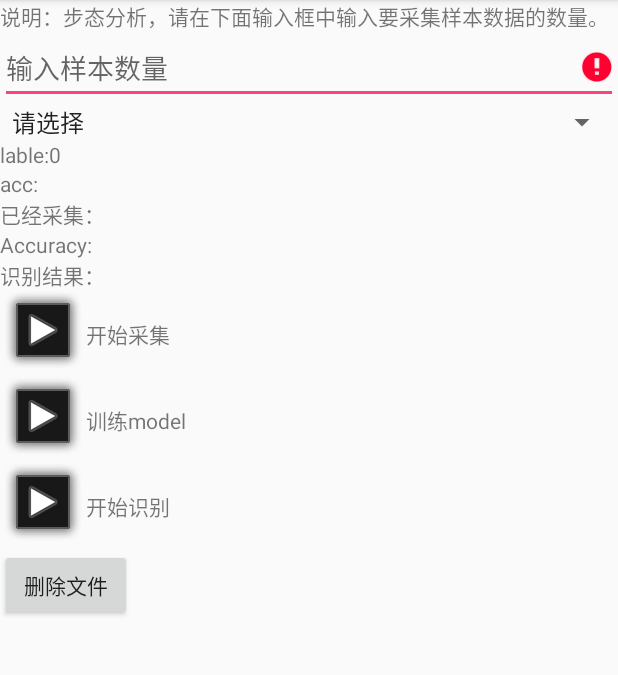
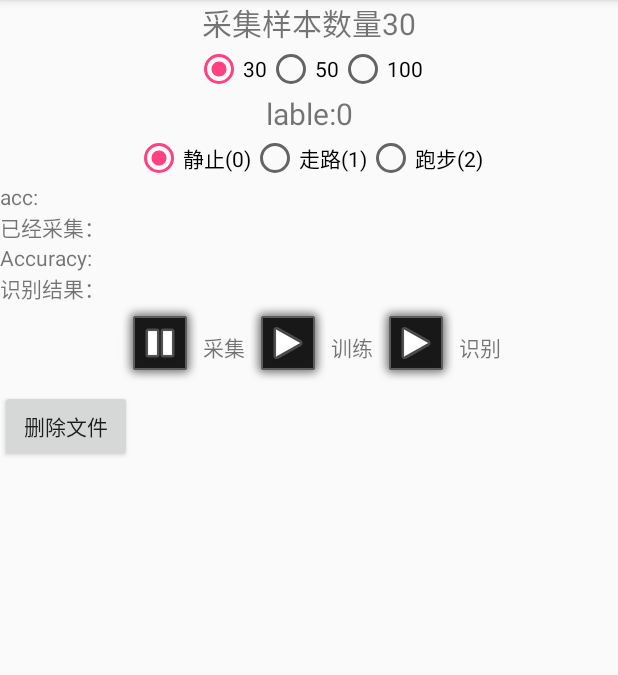
Before and after one commit to BruceAnda/SVMPrjo, an Android app: the screen it shows after launch (MainActivity), after a tap on an icon or button, on a phone screen of 412 x 824 dp, the part 84-759 px from its top. Run offline under Robolectric (Android 15) with nearby library versions, the phone set to English and light mode, and no system bars; network calls fail; 2 other taps on this screen came first.

Commit message:
基本完成

```diff
--- a/app/src/main/java/cn/zhaoliang5156/svmprjo/MainActivity.kt
+++ b/app/src/main/java/cn/zhaoliang5156/svmprjo/MainActivity.kt
@@ -7,48 +7,33 @@ import android.hardware.SensorEventListener
 import android.hardware.SensorManager
 import android.support.v7.app.AppCompatActivity
 import android.os.Bundle
-import android.text.TextUtils
-import android.util.Log
-import android.view.View
-import android.widget.AdapterView
 import cn.zhaoliang5156.svmprjo.svm.svm_predict
 import cn.zhaoliang5156.svmprjo.svm.svm_scale
 import cn.zhaoliang5156.svmprjo.svm.svm_train
-import cn.zhaoliang5156.svmprjo.util.Features
 import cn.zhaoliang5156.svmprjo.util.Util
 import kotlinx.android.synthetic.main.activity_main.*
-import libsvm.svm
-import libsvm.svm_model
-import libsvm.svm_node
 import org.jetbrains.anko.doAsync
 import org.jetbrains.anko.toast
 import java.io.*
 
+/**
+ * 步态分析
+ */
 class MainActivity : AppCompatActivity() {
 
     lateinit var mSensorManager: SensorManager      // 传感器管理类
     lateinit var mAccSensor: Sensor             // 传感器
     var mHz = (1000.0 * 1000.0 / 32).toInt()        // 拿数据的时间
 
-    val lableListener: AdapterView.OnItemSelectedListener = object : AdapterView.OnItemSelectedListener {
-        override fun onNothingSelected(p0: AdapterView<*>?) {
-            // TODO("not implemented") //To change body of created functions use File | Settings | File Templates.
-        }
-
-        override fun onItemSelected(p0: AdapterView<*>?, p1: View?, p2: Int, p3: Long) {
-            lable = p2
-            tv_lable.text = "lable:${p2}"
-        }
-
-    }
-
     var lable = 0       // 要写入文件的lable标记
     var trainNum = 0        // 采集样本数量
     var currentCollectionTrainNum = 0   // 当前采集样本数据
-    var isStartCollection = true    // 是否开始采集的标记
+    var isStartCollection = false    // 是否开始采集的标记
+    var isStartUnderStand: Boolean = false
+    var lables = arrayOf("静止", "走路", "跑步")
 
     // 采集的加速度监听器类
-    val collectionSersorListener: SensorEventListener = object : SensorEventListener {
+    val sensorListener: SensorEventListener = object : SensorEventListener {
 
         var accArr = DoubleArray(128)
         var currentIndex = 0
@@ -61,9 +46,10 @@ class MainActivity : AppCompatActivity() {
             tv_acc.text = "acc:${sqrt}"
             // 当不够128个数据的时候继续收集数据，够128个数据的时候写入文件
             if (currentIndex >= 128) {
-                val dataToFeatures = Util.dataToFeatures(accArr, mHz)
-                writeToFile(dataToFeatures)
+                val features = Util.dataToFeatures(accArr, mHz)
 
+                if (isStartCollection) {  // 如果是开始收集数据走到这里，就存起来
+                    Util.writeToFile("${filesDir}/train", lable, features)
                     currentCollectionTrainNum++
                     tv_collection_num.text = currentCollectionTrainNum.toString()
                     currentIndex = 0
@@ -74,114 +60,61 @@ class MainActivity : AppCompatActivity() {
                         currentIndex = 0
                         tv_collection_num.text = currentCollectionTrainNum.toString()
                     }
+                } else {     // 否则则是识别
+                    val code = Util.predictUnScaleData(features)
+                    tv_result.text = "识别结果:${lables[code.toInt()]}"
+                    currentIndex = 0
+                }
+
             } else {
                 accArr[currentIndex++] = sqrt
             }
         }
 
-        /**
-         * 把数据写入到文件
-         */
-        private fun writeToFile(dataToFeatures: Array<out String>) {
-            var sb = StringBuilder()
-            sb.append(lable)
-            for (item in dataToFeatures) {
-                sb.append(" ${item}")
+        override fun onAccuracyChanged(sensor: Sensor, accuracy: Int) {}
     }
-            sb.append("\n")
-            trainFile.writeBytes(sb.toString())
-        }
-
-        override fun onAccuracyChanged(sensor: Sensor, accuracy: Int) {
-
-        }
-    }
-
-    var isStartUnderStand: Boolean = true
-    var underStandSensorListener = object : SensorEventListener {
-
-        var accArr = DoubleArray(128)
-        var currentIndex = 0
-
-        override fun onAccuracyChanged(p0: Sensor?, p1: Int) {
-            //TODO("not implemented") //To change body of created functions use File | Settings | File Templates.
-        }
-
-        override fun onSensorChanged(p0: SensorEvent) {
-            var x = p0.values[0]
-            var y = p0.values[1]
-            var z = p0.values[2]
-            val sqrt = Math.sqrt((x * x + y * y + z * z).toDouble())
-            tv_acc.text = sqrt.toString()
-            // 当够128个数据的时候开始识别，不够继续往double数组里写数据
-            if (currentIndex >= 128) {
-                val features = Util.dataToFeatures(accArr, mHz)
-                val code = predictUnScaleData(features)
-                tv_result.text = "识别结果:${lables[code.toInt()]}"
-                currentIndex = 0
-            } else {
-                accArr[currentIndex++] = sqrt
-            }
-        }
-
-        private fun predictUnScaleData(features: Array<out String>): Double {
-            var px = arrayOfNulls<svm_node>(mFeatureCount)
-            var p: svm_node
-            for (i in 0..mFeatureCount - 1) {
-                val tempNode = features[i].split(":")
-                p = svm_node()
-                p.index = tempNode[0].toInt()
-                p.value = Features.zeroOneLibSvm(mScaleLower, mScaleUpper, tempNode[1].toDouble(), mFeatures[i][0], mFeatures[i][1])
-                px[i] = p
-                Log.i(javaClass.simpleName, "${i}mScaleLower:${mScaleLower}=====mScaleUpper:${mScaleUpper}=====tempNode0:${tempNode[0].toInt()}=====tempNode1:${tempNode[1].toDouble()}=====mFeatures0:${mFeatures[i][0]}=====mFeatures1:${mFeatures[i][1]}")
-            }
-            val code = svm.svm_predict(svm_load_model, px)
-            return code
-        }
-    }
-
-    var trainFileName = "train"
-    var scaleFileName = "scale"
-    var rangeFileName = "range"
-    var modelFileName = "model"
-    var predictFileName = "predict"
-    var accuracyFileName = "accuracy"
-
-    lateinit var trainFile: RandomAccessFile
-    lateinit var lables: Array<String>
 
     override fun onCreate(savedInstanceState: Bundle?) {
         super.onCreate(savedInstanceState)
         setContentView(R.layout.activity_main)
 
-        lables = resources.getStringArray(R.array.Lable)
+        // 选择采集样本数量
+        rg_train_num.setOnCheckedChangeListener { radioGroup, i ->
+            when (i) {
+                R.id.rb_train_num_one -> trainNum = 30
+                R.id.rb_train_num_two -> trainNum = 50
+                R.id.rb_train_num_three -> trainNum = 100
+            }
+            tv_train_num.text = "采集样本数量${trainNum}"
+        }
+        rg_train_num.check(R.id.rb_train_num_one)   // 设置默认选中30
 
-        trainFile = RandomAccessFile("${filesDir}/${trainFileName}", "rwd")
+        // 选中标记lable
+        rg_lable.setOnCheckedChangeListener { radioGroup, i ->
+            when (i) {
+                R.id.rb_lable_one -> lable = 0
+                R.id.rb_lable_two -> lable = 1
+                R.id.rb_lable_three -> lable = 2
+            }
+            tv_lable.text = "lable:${lable}"
+        }
+        rg_lable.check(R.id.rb_lable_one)
 
         mSensorManager = getSystemService(Context.SENSOR_SERVICE) as SensorManager // 获取传感器管理类
         mAccSensor = mSensorManager.getDefaultSensor(Sensor.TYPE_ACCELEROMETER)     // 获取加速度传感器
 
-        sp_lable.onItemSelectedListener = lableListener // 给lable设置监听器
-
         btn_collection.setOnClickListener {
-            // 判读是否输入采集数量，如果输入就按数量进行采集，如果没有就提示输入
-            val toString = et_train_num.text.toString()
-            if (TextUtils.isEmpty(toString)) {
-                et_train_num.setError("请输入采集数量")
-            } else {
-                trainNum = toString.toInt()
             collection(isStartCollection)
-            }
         }
 
         // 开始训练按钮点击调用
         btn_train.setOnClickListener {
             doAsync {
-                createScaleFile(arrayOf("-l", "0", "-u", "1", "-s", "${filesDir}/${rangeFileName}", "${filesDir}/${trainFileName}"))
-                createModelFile(arrayOf("-s", "0", "-c", "128.0", "-t", "2", "-g", "8.0", "-e", "0.1", "${filesDir}/${scaleFileName}", "${filesDir}/${modelFileName}"))
-                createPredictFile(arrayOf("${filesDir}/${scaleFileName}", "${filesDir}/${modelFileName}", "${filesDir}/${predictFileName}"))
+                createScaleFile(arrayOf("-l", "0", "-u", "1", "-s", "${filesDir}/range", "${filesDir}/train"))
+                createModelFile(arrayOf("-s", "0", "-c", "128.0", "-t", "2", "-g", "8.0", "-e", "0.1", "${filesDir}/scale", "${filesDir}/model"))
+                createPredictFile(arrayOf("${filesDir}/scale", "${filesDir}/model", "${filesDir}/predict"))
                 runOnUiThread {
-                    var reader: BufferedReader = BufferedReader(InputStreamReader(FileInputStream("${filesDir}/${accuracyFileName}")))
+                    var reader: BufferedReader = BufferedReader(InputStreamReader(FileInputStream("${filesDir}/accuracy")))
                     val line = reader.readLine()
                     tv_accuracy.text = line
                 }
@@ -212,7 +145,7 @@ class MainActivity : AppCompatActivity() {
      */
     fun createScaleFile(args: Array<String>) {
         val out = System.out
-        var outScaleFile = PrintStream("${filesDir}/${scaleFileName}")
+        var outScaleFile = PrintStream("${filesDir}/scale")
         System.setOut(outScaleFile)
         svm_scale.main(args)
         System.setOut(out)
@@ -230,7 +163,7 @@ class MainActivity : AppCompatActivity() {
      */
     fun createPredictFile(args: Array<String>) {
         val out = System.out
-        var outAccuracy = PrintStream("${filesDir}/${accuracyFileName}")
+        var outAccuracy = PrintStream("${filesDir}/accuracy")
         System.setOut(outAccuracy)
         svm_predict.main(args)
         System.setOut(out)
@@ -240,56 +173,26 @@ class MainActivity : AppCompatActivity() {
      * 采集数据
      */
     private fun collection(b: Boolean) {
-        if (b) { // 开始采集
-            trainFile.seek(trainFile.length())
-            mSensorManager.registerListener(collectionSersorListener, mAccSensor, mHz)
+        if (!b) { // 开始采集
+            mSensorManager.registerListener(sensorListener, mAccSensor, mHz)
             btn_collection.setImageResource(android.R.drawable.ic_media_pause)
         } else { // 停止采集
-            mSensorManager.unregisterListener(collectionSersorListener)
+            mSensorManager.unregisterListener(sensorListener)
             btn_collection.setImageResource(android.R.drawable.ic_media_play)
         }
         isStartCollection = !isStartCollection
     }
 
-    lateinit var mFeatures: Array<DoubleArray>
-    var mScaleLower: Double = 0.0
-    var mScaleUpper: Double = 0.0
-    var mFeatureCount = 0
-    lateinit var svm_load_model: svm_model
     /**
      * 识别结果
      */
     private fun understand(b: Boolean) {
-        if (b) { // 开始识别
-            // 1. 读range文件
-            val bufferedReader = BufferedReader(InputStreamReader(FileInputStream("${filesDir}/${rangeFileName}")))
-            var feature = bufferedReader.readLine()
-            val range = ArrayList<String>()
-            while (feature != null) {
-                range.add(feature)
-                feature = bufferedReader.readLine()
-            }
-            mFeatureCount = range.size - 2
-            mFeatures = Array(mFeatureCount) { kotlin.DoubleArray(2) }
-            var lowerAndUpper = range[1]
-            val split = lowerAndUpper.split(" ")
-            mScaleLower = split[0].toDouble()
-            mScaleUpper = split[1].toDouble()
-            for (i in 0..mFeatureCount - 1) {
-                val featuresLowerAndUpper = range[i + 2].split(" ")
-                mFeatures[i][0] = featuresLowerAndUpper[1].toDouble()
-                mFeatures[i][1] = featuresLowerAndUpper[2].toDouble()
-            }
-            /*for (i in 0..mFeatureCount - 1) {
-                Log.i(javaClass.simpleName, "mScaleLower:${mScaleLower}=====mScaleUpper:${mScaleUpper}=====mFeatures0:${mFeatures[i][0]}=====mFeatures1:${mFeatures[i][1]}")
-            }*/
-            // 2. 加载model文件
-            svm_load_model = svm.svm_load_model("${filesDir}/${modelFileName}")
-
-            mSensorManager.registerListener(underStandSensorListener, mAccSensor, mHz)
+        if (!b) { // 开始识别
+            Util.loadFile("${filesDir}/range", "${filesDir}/model")
+            mSensorManager.registerListener(sensorListener, mAccSensor, mHz)
             btn_understand.setImageResource(android.R.drawable.ic_media_pause)
         } else { // 停止识别
-            mSensorManager.unregisterListener(underStandSensorListener)
+            mSensorManager.unregisterListener(sensorListener)
             btn_understand.setImageResource(android.R.drawable.ic_media_play)
         }
         isStartUnderStand = !isStartUnderStand
--- /dev/null
+++ b/app/src/main/java/cn/zhaoliang5156/svmprjo/util/Util.kt
@@ -0,0 +1,177 @@
+package cn.zhaoliang5156.svmprjo.util
+
+import android.util.Log
+import libsvm.svm
+import libsvm.svm_model
+import libsvm.svm_node
+import java.io.*
+import java.util.ArrayList
+
+/**
+ * Created by zhaoliang on 16/10/16.
+ */
+
+object Util {
+
+    /**
+     * 特征lable
+     */
+    private val FUN_1_MINIMUM_LABLE = 1
+    private val FUN_2_MAXIMUM_LABLE = 2
+    private val FUN_3_MEANCROSSINGSRATE_LABLE = 3
+    private val FUN_4_STANDARDDEVIATION_LABLE = 4
+    private val FUN_5_SPP_LABLE = 5
+    private val FUN_6_ENERGY_LABLE = 6
+    private val FUN_7_ENTROPY_LABLE = 7
+    private val FUN_8_CENTROID_LABLE = 8
+    private val FUN_9_MEAN_LABLE = 9
+    private val FUN_10_RMS_LABLE = 10
+    private val FUN_11_SMA_LABLE = 11
+    private val FUN_12_IQR_LABLE = 12
+    private val FUN_13_MAD_LABLE = 13
+    private val FUN_14_TENERGY_LABLE = 14
+    private val FUN_15_FDEV_LABLE = 15
+    private val FUN_16_FMEAN_LABLE = 16
+    private val FUN_17_SKEW_LABLE = 17
+    private val FUN_18_KURT_LABLE = 18
+    private val FUN_19_MEDIAN_LABLE = 19
+
+
+    /**
+     * 把double数组转换成特征字符串数组
+
+     * @param doubleArr 数据
+     * *
+     * @param sinter    采样间隔(毫秒数)
+     * *
+     * @return
+     */
+    fun dataToFeatures(doubleArr: DoubleArray, sinter: Int): Array<String?> {
+        val featuresList = ArrayList<String>()
+        val fft = Features.fft(doubleArr.clone())
+        featuresList.add(FUN_1_MINIMUM_LABLE.toString() + ":" + Features.minimum(doubleArr.clone()))
+        featuresList.add(FUN_2_MAXIMUM_LABLE.toString() + ":" + Features.maximum(doubleArr.clone()))
+        featuresList.add(FUN_3_MEANCROSSINGSRATE_LABLE.toString() + ":" + Features.meanCrossingsRate(doubleArr.clone()))
+        featuresList.add(FUN_4_STANDARDDEVIATION_LABLE.toString() + ":" + Features.standardDeviation(doubleArr.clone()))
+        featuresList.add(FUN_5_SPP_LABLE.toString() + ":" + Features.spp(fft.clone()))
+        featuresList.add(FUN_6_ENERGY_LABLE.toString() + ":" + Features.energy(fft.clone()))
+        featuresList.add(FUN_7_ENTROPY_LABLE.toString() + ":" + Features.entropy(fft.clone()))
+        featuresList.add(FUN_8_CENTROID_LABLE.toString() + ":" + Features.centroid(fft.clone()))
+        featuresList.add(FUN_9_MEAN_LABLE.toString() + ":" + Features.mean(doubleArr.clone()))
+        featuresList.add(FUN_10_RMS_LABLE.toString() + ":" + Features.rms(doubleArr.clone()))
+        featuresList.add(FUN_11_SMA_LABLE.toString() + ":" + Features.sma(doubleArr.clone(), sinter / 1000.0))
+        featuresList.add(FUN_12_IQR_LABLE.toString() + ":" + Features.iqr(doubleArr.clone()))
+        featuresList.add(FUN_13_MAD_LABLE.toString() + ":" + Features.mad(doubleArr.clone()))
+        featuresList.add(FUN_14_TENERGY_LABLE.toString() + ":" + Features.tenergy(doubleArr.clone()))
+        featuresList.add(FUN_15_FDEV_LABLE.toString() + ":" + Features.fdev(fft.clone()))
+        featuresList.add(FUN_16_FMEAN_LABLE.toString() + ":" + Features.fmean(fft.clone()))
+        featuresList.add(FUN_17_SKEW_LABLE.toString() + ":" + Features.skew(fft.clone()))
+        featuresList.add(FUN_18_KURT_LABLE.toString() + ":" + Features.kurt(fft.clone()))
+        featuresList.add(FUN_19_MEDIAN_LABLE.toString() + ":" + Features.median(doubleArr.clone()))
+        return listToString(featuresList)
+    }
+
+    private fun listToString(featuresList: List<String>): Array<String?> {
+        val strings = arrayOfNulls<String>(featuresList.size)
+        for (i in featuresList.indices) {
+            strings[i] = featuresList[i]
+        }
+        return strings
+    }
+
+    /**
+     * 把数据写入到文件
+     * @param path
+     * *
+     * @param lable
+     * *
+     * @param features
+     */
+    fun writeToFile(path: String, lable: Int, features: Array<String?>) {
+        var bufferedWriter: BufferedWriter? = null
+        try {
+            bufferedWriter = BufferedWriter(OutputStreamWriter(FileOutputStream(path, true)))
+            val stringBuilder = StringBuilder()
+            stringBuilder.append(lable)
+            for (feature in features) {
+                stringBuilder.append(" " + feature)
+            }
+            stringBuilder.append("\n")
+            bufferedWriter.write(stringBuilder.toString())
+        } catch (e: FileNotFoundException) {
+            e.printStackTrace()
+        } catch (e: IOException) {
+            e.printStackTrace()
+        } finally {
+            try {
+                bufferedWriter!!.close()
+            } catch (e: IOException) {
+                e.printStackTrace()
+            }
+
+        }
+    }
+
+    lateinit var mFeatures: Array<DoubleArray>
+    var mScaleLower: Double = 0.0
+    var mScaleUpper: Double = 0.0
+    var mFeatureCount = 0
+    lateinit var svm_load_model: svm_model
+
+    /**
+     * 读入range文件
+     */
+    fun readRange(path: String) {
+        val bufferedReader = BufferedReader(InputStreamReader(FileInputStream(path)))
+        var feature = bufferedReader.readLine()
+        val range = ArrayList<String>()
+        while (feature != null) {
+            range.add(feature)
+            feature = bufferedReader.readLine()
+        }
+        mFeatureCount = range.size - 2
+        mFeatures = Array(mFeatureCount) { kotlin.DoubleArray(2) }
+        var lowerAndUpper = range[1]
+        val split = lowerAndUpper.split(" ")
+        mScaleLower = split[0].toDouble()
+        mScaleUpper = split[1].toDouble()
+        for (i in 0..mFeatureCount - 1) {
+            val featuresLowerAndUpper = range[i + 2].split(" ")
+            mFeatures[i][0] = featuresLowerAndUpper[1].toDouble()
+            mFeatures[i][1] = featuresLowerAndUpper[2].toDouble()
+        }
+    }
+
+    /**
+     * 加载model文件
+     */
+    fun loadModel(path: String) {
+        svm_load_model = svm.svm_load_model(path)
+    }
+
+    /**
+     * 加载文件
+     */
+    fun loadFile(rangeFile: String, modelFile: String) {
+        readRange(rangeFile)
+        loadModel(modelFile)
+    }
+
+    /**
+     * 预测没有归一化的文件
+     */
+    fun predictUnScaleData(features: Array<String?>): Double {
+        var px = arrayOfNulls<svm_node>(mFeatureCount)
+        var p: svm_node
+        for (i in 0..mFeatureCount - 1) {
+            val tempNode = features[i]?.split(":")
+            p = svm_node()
+            p.index = tempNode!![0].toInt()
+            p.value = Features.zeroOneLibSvm(mScaleLower, mScaleUpper, tempNode[1].toDouble(), mFeatures[i][0], mFeatures[i][1])
+            px[i] = p
+            Log.i(javaClass.simpleName, "${i}mScaleLower:${mScaleLower}=====mScaleUpper:${mScaleUpper}=====tempNode0:${tempNode[0].toInt()}=====tempNode1:${tempNode[1].toDouble()}=====mFeatures0:${mFeatures[i][0]}=====mFeatures1:${mFeatures[i][1]}")
+        }
+        val code = svm.svm_predict(svm_load_model, px)
+        return code
+    }
+}
--- a/app/src/main/res/layout/activity_main.xml
+++ b/app/src/main/res/layout/activity_main.xml
@@ -3,32 +3,77 @@
     xmlns:tools="http://schemas.android.com/tools"
     android:layout_width="match_parent"
     android:layout_height="match_parent"
+    android:keepScreenOn="true"
     android:orientation="vertical"
     tools:context="cn.zhaoliang5156.svmprjo.MainActivity">
 
     <TextView
+        android:id="@+id/tv_train_num"
         android:layout_width="match_parent"
         android:layout_height="wrap_content"
-        android:text="说明：步态分析，请在下面输入框中输入要采集样本数据的数量。" />
+        android:gravity="center_horizontal"
+        android:text="采集样本数量"
+        android:textSize="20sp" />
 
-    <EditText
-        android:id="@+id/et_train_num"
+    <RadioGroup
+        android:id="@+id/rg_train_num"
         android:layout_width="match_parent"
         android:layout_height="wrap_content"
-        android:hint="输入样本数量"
-        android:inputType="number" />
+        android:gravity="center_horizontal"
+        android:orientation="horizontal">
 
-    <Spinner
-        android:id="@+id/sp_lable"
-        android:layout_width="match_parent"
-        android:layout_height="wrap_content"
-        android:entries="@array/Lable" />
+        <RadioButton
+            android:id="@+id/rb_train_num_one"
+            android:layout_width="wrap_content"
+            android:layout_height="wrap_content"
+            android:text="30" />
+
+        <RadioButton
+            android:id="@+id/rb_train_num_two"
+            android:layout_width="wrap_content"
+            android:layout_height="wrap_content"
+            android:text="50" />
+
+        <RadioButton
+            android:id="@+id/rb_train_num_three"
+            android:layout_width="wrap_content"
+            android:layout_height="wrap_content"
+            android:text="100" />
+    </RadioGroup>
 
     <TextView
         android:id="@+id/tv_lable"
-        android:layout_width="wrap_content"
+        android:layout_width="match_parent"
         android:layout_height="wrap_content"
-        android:text="Lable:" />
+        android:gravity="center_horizontal"
+        android:text="标记动作"
+        android:textSize="20sp" />
+
+    <RadioGroup
+        android:id="@+id/rg_lable"
+        android:layout_width="match_parent"
+        android:layout_height="wrap_content"
+        android:gravity="center_horizontal"
+        android:orientation="horizontal">
+
+        <RadioButton
+            android:id="@+id/rb_lable_one"
+            android:layout_width="wrap_content"
+            android:layout_height="wrap_content"
+            android:text="静止(0)" />
+
+        <RadioButton
+            android:id="@+id/rb_lable_two"
+            android:layout_width="wrap_content"
+            android:layout_height="wrap_content"
+            android:text="走路(1)" />
+
+        <RadioButton
+            android:id="@+id/rb_lable_three"
+            android:layout_width="wrap_content"
+            android:layout_height="wrap_content"
+            android:text="跑步(2)" />
+    </RadioGroup>
 
     <TextView
         android:id="@+id/tv_acc"
@@ -57,7 +102,7 @@
     <LinearLayout
         android:layout_width="match_parent"
         android:layout_height="wrap_content"
-        android:gravity="center_vertical"
+        android:gravity="center"
         android:orientation="horizontal">
 
         <ImageButton
@@ -70,14 +115,7 @@
         <TextView
             android:layout_width="wrap_content"
             android:layout_height="wrap_content"
-            android:text="开始采集" />
-    </LinearLayout>
-
-    <LinearLayout
-        android:layout_width="match_parent"
-        android:layout_height="wrap_content"
-        android:gravity="center_vertical"
-        android:orientation="horizontal">
+            android:text="采集" />
 
         <ImageButton
             android:id="@+id/btn_train"
@@ -89,14 +127,7 @@
         <TextView
             android:layout_width="wrap_content"
             android:layout_height="wrap_content"
-            android:text="训练model" />
-    </LinearLayout>
-
-    <LinearLayout
-        android:layout_width="match_parent"
-        android:layout_height="wrap_content"
-        android:gravity="center_vertical"
-        android:orientation="horizontal">
+            android:text="训练" />
 
         <ImageButton
             android:id="@+id/btn_understand"
@@ -108,7 +139,7 @@
         <TextView
             android:layout_width="wrap_content"
             android:layout_height="wrap_content"
-            android:text="开始识别" />
+            android:text="识别" />
     </LinearLayout>
 
     <Button
```
Also changed, not shown: app/src/main/java/cn/zhaoliang5156/svmprjo/util/Util.java (deleted, +0 -81 lines). Lines whose indentation alone changed are shown as unchanged.
